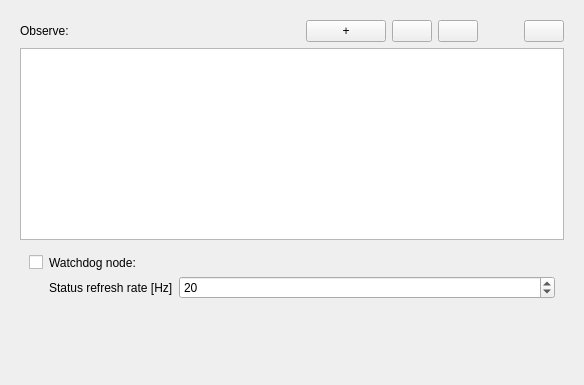
Old version of the form ToolWatchdog/Resources/UI/qSlicerToolWatchdogModuleWidget.ui in the repository SlicerIGT/SlicerIGT.
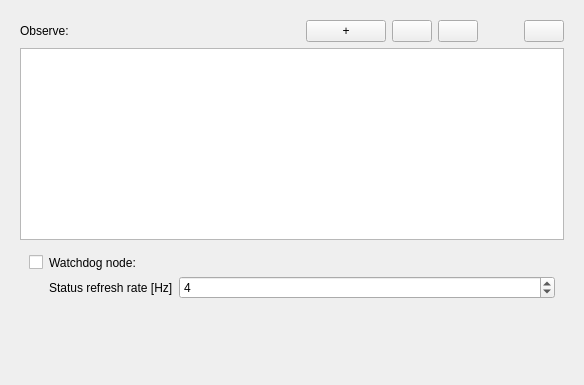
New version of the form. Custom widgets are drawn as their Qt base class.

Patch:
```diff
--- a/ToolWatchdog/Resources/UI/qSlicerToolWatchdogModuleWidget.ui
+++ b/ToolWatchdog/Resources/UI/qSlicerToolWatchdogModuleWidget.ui
@@ -207,13 +207,13 @@
               <number>1</number>
              </property>
              <property name="maximum">
-              <number>200</number>
+              <number>100</number>
              </property>
              <property name="singleStep">
               <number>20</number>
              </property>
              <property name="value">
-              <number>20</number>
+              <number>4</number>
              </property>
             </widget>
            </item>
```
Left out of the diff: 2 changed lines with no effect on the pictures.
